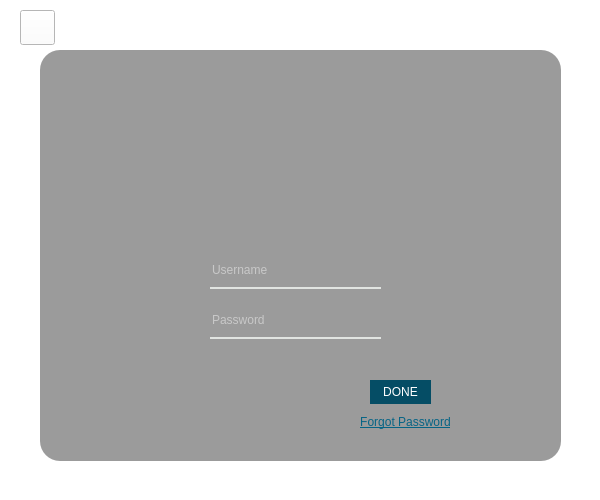
Old version of the form EVENT EASE PROJECT/login.ui in the repository arylhazard/event_ease.
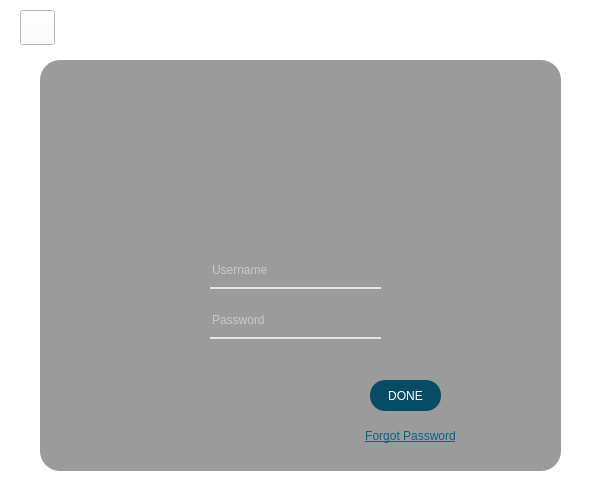
New version of the form. Icons and pictures are not drawn.

What changed in the file:
```diff
--- a/EVENT EASE PROJECT/login.ui
+++ b/EVENT EASE PROJECT/login.ui
@@ -38,7 +38,7 @@
     <property name="geometry">
      <rect>
       <x>40</x>
-      <y>50</y>
+      <y>60</y>
       <width>521</width>
       <height>411</height>
      </rect>
@@ -120,8 +120,8 @@
       <rect>
        <x>200</x>
        <y>290</y>
-       <width>61</width>
-       <height>24</height>
+       <width>71</width>
+       <height>31</height>
       </rect>
      </property>
      <property name="cursor">
@@ -131,6 +131,7 @@
       <string notr="true">QPushButton
 {
 border: none;
+border-radius:15px;
 color: rgba(255,255,255,255);
 background-color: rgb(5, 77, 101);
 font : 700 12pt &quot;Myriad Pro Cond&quot;;
@@ -241,45 +242,11 @@
       <string/>
      </property>
     </widget>
-    <widget class="QPushButton" name="pushButton">
-     <property name="geometry">
-      <rect>
-       <x>190</x>
-       <y>320</y>
-       <width>91</width>
-       <height>24</height>
-      </rect>
-     </property>
-     <property name="cursor">
-      <cursorShape>PointingHandCursor</cursorShape>
-     </property>
-     <property name="styleSheet">
-      <string notr="true">QPushButton
-{
-border: none;
-color: rgb(6, 100, 133);
-background-color: rgba(0, 0, 0,0);
-text-decoration:underline;
-font : 700 12pt &quot;Myriad Pro Cond&quot;;
-}
-
-QPushButton:Hover
-{
-
-color: rgba(255,255,255,255)
-}
-</string>
-     </property>
-     <property name="text">
-      <string>Forgot Password</string>
-     </property>
-    </widget>
     <zorder>label_3</zorder>
     <zorder>user</zorder>
     <zorder>pass</zorder>
     <zorder>pushButton_done</zorder>
     <zorder>labelMessage</zorder>
-    <zorder>pushButton</zorder>
    </widget>
    <widget class="QPushButton" name="pushButton_back">
     <property name="geometry">
@@ -308,11 +275,45 @@
      <string/>
     </property>
    </widget>
+   <widget class="QPushButton" name="pushButton">
+    <property name="geometry">
+     <rect>
+      <x>350</x>
+      <y>420</y>
+      <width>121</width>
+      <height>31</height>
+     </rect>
+    </property>
+    <property name="cursor">
+     <cursorShape>PointingHandCursor</cursorShape>
+    </property>
+    <property name="styleSheet">
+     <string notr="true">QPushButton
+{
+border: none;
+color: rgb(6, 100, 133);
+background-color: rgba(0, 0, 0,0);
+text-decoration:underline;
+font : 700 12pt &quot;Myriad Pro Cond&quot;;
+}
+
+QPushButton:Hover
+{
+
+color: rgba(255,255,255,255)
+}
+</string>
+    </property>
+    <property name="text">
+     <string>Forgot Password</string>
+    </property>
+   </widget>
    <zorder>label</zorder>
    <zorder>label_2</zorder>
    <zorder>frame_2</zorder>
    <zorder>label_4</zorder>
    <zorder>pushButton_back</zorder>
+   <zorder>pushButton</zorder>
   </widget>
  </widget>
  <resources/>
```
